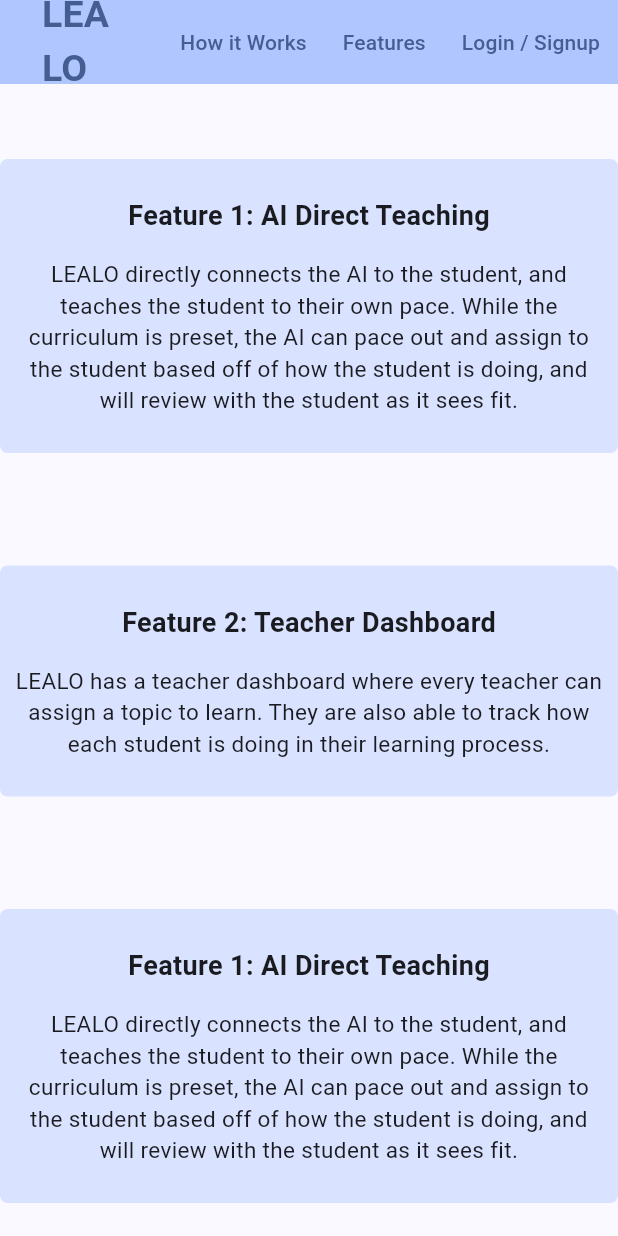
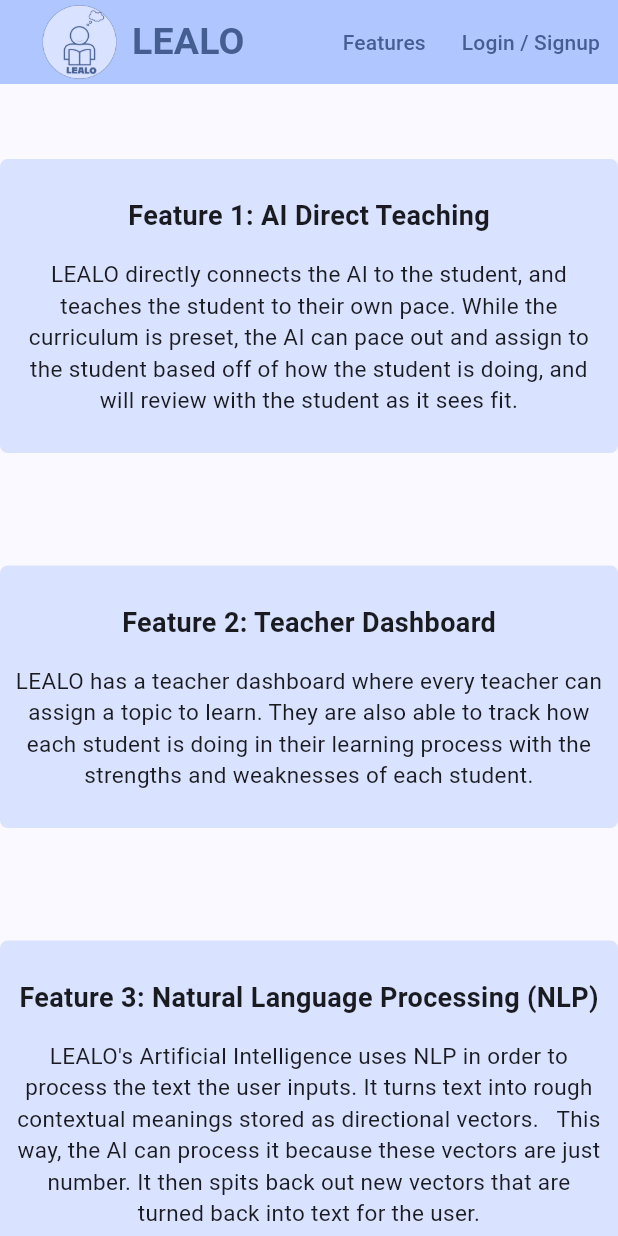
Before and after one commit to HiddenStoweAway/go_teach, a Flutter app: the screen it shows after launch, after a tap on "Features", on a phone screen of 412 x 824 dp. Run offline on Flutter 3.47's test engine with Material 3 defaults, Android fonts, the phone set to English and light mode, and no system bars; our stand-ins replace flutter_markdown, google_generative_ai, supabase_flutter; accounts and stored records are empty.

Commit message:
Minor homepage changes, removed how it works pages

```diff
--- a/lib/pages/p_how_it_works.dart
+++ /dev/null
@@ -1,15 +0,0 @@
-import 'package:flutter/material.dart';
-
-class HowItWorks extends StatefulWidget {
-  const HowItWorks({super.key});
-
-  @override
-  State<HowItWorks> createState() => _HowItWorksState();
-}
-
-class _HowItWorksState extends State<HowItWorks> {
-  @override
-  Widget build(BuildContext context) {
-    return const Placeholder();
-  }
-}
--- a/lib/pages/p_website_home.dart
+++ b/lib/pages/p_website_home.dart
@@ -1,5 +1,4 @@
 import 'package:adobe_app/pages/p_auth/p_login.dart';
-import 'package:adobe_app/pages/p_how_it_works.dart';
 import 'package:adobe_app/widgets/title.dart';
 import 'package:flutter/material.dart';
 
@@ -155,7 +154,7 @@ class _WebHomePageState extends State<WebHomePage> {
 
                   Text(
                     "LEALO has a teacher dashboard where every teacher can assign a topic to learn."
-                    " They are also able to track how each student is doing in their learning process.",
+                    " They are also able to track how each student is doing in their learning process with the strengths and weaknesses of each student.",
                     textAlign: TextAlign.center,
                     style: TextStyle(fontSize: 15),
                   ),
@@ -179,14 +178,19 @@ class _WebHomePageState extends State<WebHomePage> {
               ),
               child: Column(
                 children: [
-                  MyTitle(text: "Feature 1: AI Direct Teaching", fontSize: 18),
+                  MyTitle(
+                    text: "Feature 3: Natural Language Processing (NLP)",
+                    fontSize: 18,
+                  ),
 
                   SizedBox(height: 15),
 
                   Text(
-                    "LEALO directly connects the AI to the student, and teaches the student to their own pace."
-                    " While the curriculum is preset, the AI can pace out and assign to the student based off of how the student is doing,"
-                    " and will review with the student as it sees fit.",
+                    "LEALO's Artificial Intelligence uses NLP in order to process the text the user inputs."
+                    " It turns text into rough contextual meanings stored as directional vectors.  "
+                    " This way, the AI can process it because these vectors are just number."
+                    " It then spits back out new vectors that are turned back into text for the user."
+                    "",
                     textAlign: TextAlign.center,
                     style: TextStyle(fontSize: 15),
                   ),
@@ -201,12 +205,7 @@ class _WebHomePageState extends State<WebHomePage> {
 
   @override
   Widget build(BuildContext context) {
-    final pages = {
-      0: mainHomePage(),
-      1: featuresPage(),
-      4: HowItWorks(),
-      5: LoginPage(),
-    };
+    final pages = {0: mainHomePage(), 1: featuresPage(), 5: LoginPage()};
 
     // than having to individually change instances of widgets.
     return Scaffold(
@@ -218,19 +217,22 @@ class _WebHomePageState extends State<WebHomePage> {
               pageIndex = 0;
             });
           },
-          child: MyTitle(text: widget.title, fontSize: 25),
+          child: SizedBox(
+            width: 150,
+            child: Row(
+              children: [
+                Image(
+                  image: AssetImage('assets/logo.png'),
+                  height: 50,
+                  fit: BoxFit.contain,
+                ),
+                SizedBox(width:10),
+                MyTitle(text: widget.title, fontSize: 25),
+              ],
+            ),
+          ),
         ),
         actions: [
-          // HOW IT WORKS BUTTON
-          TextButton(
-            onPressed: () {
-              setState(() {
-                pageIndex = 4;
-              });
-            },
-            child: Text("How it Works"),
-          ),
-
           TextButton(
             onPressed: () {
               setState(() {
--- a/pubspec.yaml
+++ b/pubspec.yaml
@@ -63,9 +63,8 @@ flutter:
   uses-material-design: true
 
   # To add assets to your application, add an assets section, like this:
-  # assets:
-  #   - images/a_dot_burr.jpeg
-  #   - images/a_dot_ham.jpeg
+  assets:
+    - assets/logo.png
 
   # An image asset can refer to one or more resolution-specific "variants", see
   # https://flutter.dev/to/resolution-aware-images
```
Also changed, not shown: assets/logo.png (added).
